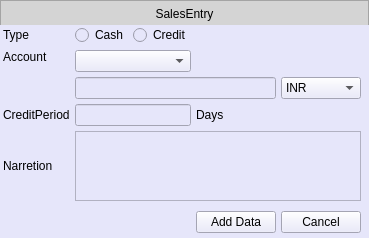
The window that Resources/Ui/SalesEntry.ui (Darshitjivani/MBAS) describes before a commit, drawn with Qt 5.
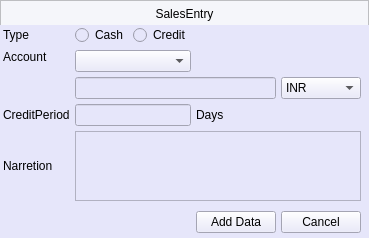
The same window after the commit.

The edit to the form file:
```diff
--- a/Resources/Ui/SalesEntry.ui
+++ b/Resources/Ui/SalesEntry.ui
@@ -51,7 +51,7 @@
        </size>
       </property>
       <property name="styleSheet">
-       <string notr="true">background-color: rgb(212, 212, 212);
+       <string notr="true">background-color:#f5f6fa;
 font: 63 11pt &quot;Segoe UI Semibold&quot;;
 color:#000000</string>
       </property>
```
